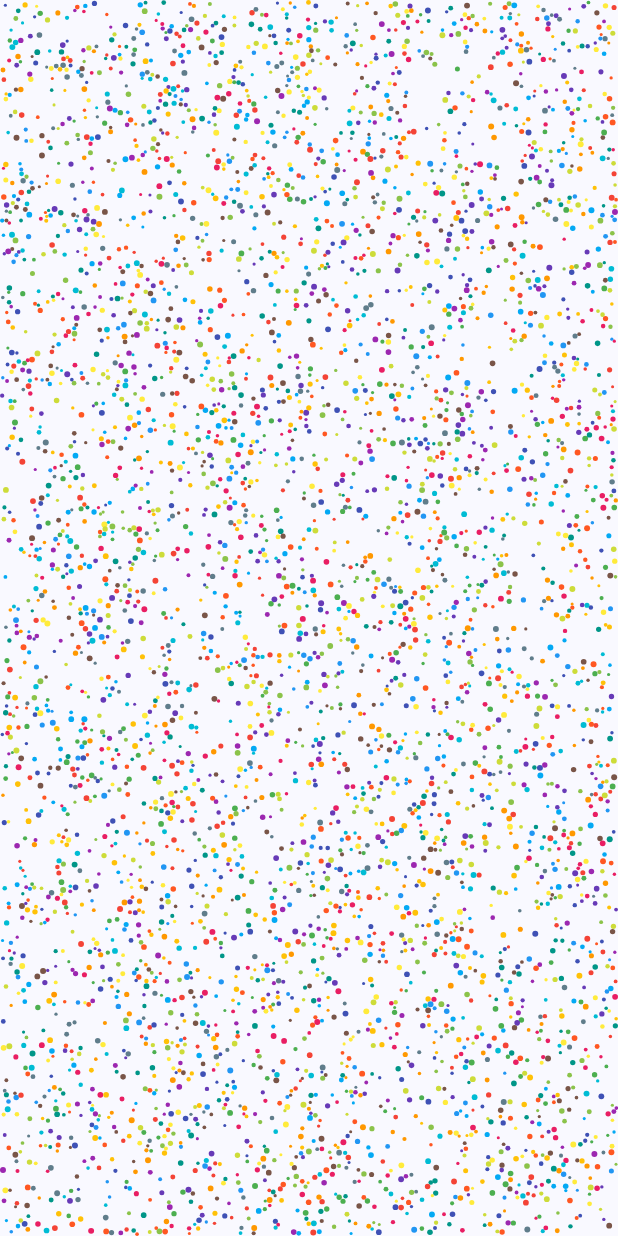
After one commit to yhtqw/FrontEndDemo, a Flutter app: the DrawingRelatedPage screen opened by its route, after a tap on "粒子碰撞", on a phone screen of 412 x 824 dp. The commit adds this screen. Run offline on Flutter 3.47's test engine with Material 3 defaults, Android fonts, the phone set to English and light mode, and no system bars; our stand-ins replace decimal, flutter_colorpicker, go_router, image_picker.

Commit message:
feat: 新增粒子碰撞效果（均匀网格版本）

```diff
--- a/flutter_demo/lib/configs/base_router_config.dart
+++ b/flutter_demo/lib/configs/base_router_config.dart
@@ -3,6 +3,7 @@ import 'package:go_router/go_router.dart';
 
 import '../pages/ceiling_mount/ceiling_mount_page.dart';
 import '../pages/customize_tab/customize_tab_page.dart';
+import '../pages/drawing_related/children_pages/particle_collision/particle_collision_page.dart';
 import '../pages/drawing_related/children_pages/widget_path_guide/widget_path_guide_page.dart';
 import '../pages/drawing_related/drawing_related_page.dart';
 import '../pages/filter_dropdown/filter_dropdown_page.dart';
@@ -49,7 +50,11 @@ class BaseRouterConfig {
           GoRoute(
             path: WidgetPathGuidePage.routePath,
             builder: (BuildContext context, GoRouterState state) => WidgetPathGuidePage(),
-          )
+          ),
+          GoRoute(
+            path: ParticleCollisionPage.routePath,
+            builder: (BuildContext context, GoRouterState state) => ParticleCollisionPage(),
+          ),
         ],
         builder: (BuildContext context, GoRouterState state) => DrawingRelatedPage(),
       ),
--- /dev/null
+++ b/flutter_demo/lib/pages/drawing_related/children_pages/particle_collision/particle_collision_page.dart
@@ -0,0 +1,283 @@
+import 'dart:math';
+
+import 'package:flutter/material.dart';
+
+class ParticlePainter extends CustomPainter {
+  final List<Particle> particles;
+
+  ParticlePainter(this.particles);
+
+  @override
+  void paint(Canvas canvas, Size size) {
+    final paint = Paint();
+
+    for (var p in particles) {
+      paint.color = p.color;
+      canvas.drawCircle(
+        p.position,
+        p.size,
+        paint,
+      );
+    }
+  }
+
+  @override
+  bool shouldRepaint(covariant CustomPainter oldDelegate) => true;
+}
+
+class Particle {
+  Offset position;
+  Offset velocity;
+  Color color;
+  double size;
+
+  Particle({
+    required this.position,
+    required this.velocity,
+    required this.color,
+    required this.size,
+  });
+}
+
+class ParticleCollisionPage extends StatefulWidget {
+  const ParticleCollisionPage({super.key});
+
+  static final String routePath = '/particle-collision';
+
+  @override
+  State<ParticleCollisionPage> createState() => _ParticleCollisionPageState();
+}
+
+class _ParticleCollisionPageState extends State<ParticleCollisionPage> with SingleTickerProviderStateMixin {
+  late AnimationController controller;
+  // 网格 col 数
+  late int gridCols;
+  // 网格 row 数
+  late int gridRows;
+  late List<List<List<Particle>>> grid;
+
+  // 初始化粒子个数
+  final int particleCount = 5000;
+  // 网格大小
+  final double gridSize = 60;
+
+  List<Particle> particles = [];
+  // 是否完成初始化，没有如果为false，则执行初始化
+  bool initialized = false;
+
+  @override
+  void initState() {
+    super.initState();
+
+    controller = AnimationController(
+      vsync: this,
+      duration: const Duration(seconds: 100),
+    )
+      ..addListener(update)
+      ..repeat();
+  }
+
+  @override
+  void dispose() {
+    controller.dispose();
+    super.dispose();
+  }
+
+  // 初始化系统，用于第一次的粒子创建和划分网格
+  void initSystem(Size size) {
+    initParticles(size);
+    initGrid(size);
+    initialized = true;
+  }
+
+  // 初始化粒子
+  void initParticles(Size size) {
+    final rand = Random();
+
+    for (int i = 0; i < particleCount; i++) {
+      particles.add(
+        Particle(
+          position: Offset(
+            rand.nextDouble() * size.width,
+            rand.nextDouble() * size.height,
+          ),
+          velocity: Offset(
+            rand.nextDouble() * 2 - 1,
+            rand.nextDouble() * 2 - 1,
+          ),
+          color: Colors.primaries[rand.nextInt(Colors.primaries.length)],
+          size: rand.nextDouble() + 1,
+        ),
+      );
+    }
+  }
+
+  // 初始化网格
+  void initGrid(Size size) {
+    gridCols = (size.width / gridSize).ceil();
+    gridRows = (size.height / gridSize).ceil();
+
+    grid = List.generate(
+      gridCols,
+          (_) => List.generate(
+        gridRows,
+            (_) => <Particle>[],
+      ),
+    );
+  }
+
+  // 清空网格中的元素
+  void clearGrid() {
+    for (int i = 0; i < gridCols; i++) {
+      for (int j = 0; j < gridRows; j++) {
+        grid[i][j].clear();
+      }
+    }
+  }
+
+  // 将粒子加入对应的网格
+  void insertParticlesToGrid() {
+    for (var p in particles) {
+      int col = (p.position.dx / gridSize).floor()
+          .clamp(0, gridCols - 1);
+
+      int row = (p.position.dy / gridSize).floor()
+          .clamp(0, gridRows - 1);
+
+      grid[col][row].add(p);
+    }
+  }
+
+  // 更新位置信息
+  void updateParticles(Size size) {
+    for (var p in particles) {
+      // 1 更新位置
+      p.position += p.velocity;
+
+      // 2 左右边界反弹
+      if (p.position.dx - p.size < 0) {
+        p.position = Offset(p.size, p.position.dy);
+        p.velocity = Offset(-p.velocity.dx, p.velocity.dy);
+      }
+
+      if (p.position.dx + p.size > size.width) {
+        p.position = Offset(size.width - p.size, p.position.dy);
+        p.velocity = Offset(-p.velocity.dx, p.velocity.dy);
+      }
+
+      // 3 上下边界反弹
+      if (p.position.dy - p.size < 0) {
+        p.position = Offset(p.position.dx, p.size);
+        p.velocity = Offset(p.velocity.dx, -p.velocity.dy);
+      }
+
+      if (p.position.dy + p.size > size.height) {
+        p.position = Offset(p.position.dx, size.height - p.size);
+        p.velocity = Offset(p.velocity.dx, -p.velocity.dy);
+      }
+    }
+  }
+
+  // 粒子碰撞检测
+  void collideParticles(Particle p1, Particle p2) {
+    final dx = p2.position.dx - p1.position.dx;
+    final dy = p2.position.dy - p1.position.dy;
+    final dist = sqrt(dx * dx + dy * dy);
+    final minDist = p1.size + p2.size;
+
+    if (dist < minDist && dist > 0) {
+      // 法向单位向量
+      final nx = dx / dist;
+      final ny = dy / dist;
+
+      // 相对速度
+      final pVel =
+          (p1.velocity.dx - p2.velocity.dx) * nx +
+              (p1.velocity.dy - p2.velocity.dy) * ny;
+
+      // 更新速度
+      p1.velocity = Offset(
+        p1.velocity.dx - pVel * nx,
+        p1.velocity.dy - pVel * ny,
+      );
+
+      p2.velocity = Offset(
+        p2.velocity.dx + pVel * nx,
+        p2.velocity.dy + pVel * ny,
+      );
+
+      // 修正重叠
+      final overlap = 0.5 * (minDist - dist);
+
+      p1.position = p1.position - Offset(nx * overlap, ny * overlap);
+      p2.position = p2.position + Offset(nx * overlap, ny * overlap);
+    }
+  }
+
+  // 检测相邻网格的粒子是否碰撞
+  void detectCollisions() {
+    for (int i = 0; i < gridCols; i++) {
+      for (int j = 0; j < gridRows; j++) {
+        List<Particle> nearby = [];
+
+        // 检测相邻网格，将相邻网格的粒子加入到上面相邻列表中
+        for (int dx = -1; dx <= 1; dx++) {
+          for (int dy = -1; dy <= 1; dy++) {
+            int nx = i + dx;
+            int ny = j + dy;
+
+            if (nx >= 0 &&
+                nx < gridCols &&
+                ny >= 0 &&
+                ny < gridRows
+            ) {
+              nearby.addAll(grid[nx][ny]);
+            }
+          }
+        }
+
+        // 检测粒子是否发生碰撞
+        // 遍历当前网格的粒子和相邻网格中的粒子是否发生碰撞
+        for (var p1 in grid[i][j]) {
+          for (var p2 in nearby) {
+            if (p1 != p2) {
+              collideParticles(p1, p2);
+            }
+          }
+        }
+      }
+    }
+  }
+
+  // 启动方法
+  void step(Size size) {
+    updateParticles(size);
+    clearGrid();
+    insertParticlesToGrid();
+    detectCollisions();
+  }
+
+  // 新的更新方法封装
+  void update() {
+    if (!mounted) return;
+
+    final size = MediaQuery.of(context).size;
+
+    if (!initialized) {
+      initSystem(size);
+    }
+
+    step(size);
+    setState(() {});
+  }
+
+  @override
+  Widget build(BuildContext context) {
+    return Scaffold(
+      body: CustomPaint(
+        painter: ParticlePainter(particles),
+        child: Container(),
+      ),
+    );
+  }
+}
--- a/flutter_demo/lib/pages/drawing_related/drawing_related_page.dart
+++ b/flutter_demo/lib/pages/drawing_related/drawing_related_page.dart
@@ -1,6 +1,7 @@
 import 'package:flutter/material.dart';
 import 'package:go_router/go_router.dart';
 
+import 'children_pages/particle_collision/particle_collision_page.dart';
 import 'children_pages/widget_path_guide/widget_path_guide_page.dart';
 
 class DrawingRelatedPage extends StatefulWidget {
@@ -33,6 +34,13 @@ class _DrawingRelatedPageState extends State<DrawingRelatedPage> {
               },
               child: Text('组件的边框路径包裹动画'),
             ),
+
+            ElevatedButton(
+              onPressed: () {
+                context.push("${DrawingRelatedPage.routePath}${ParticleCollisionPage.routePath}");
+              },
+              child: Text('粒子碰撞'),
+            ),
           ],
         ),
       ),
```
